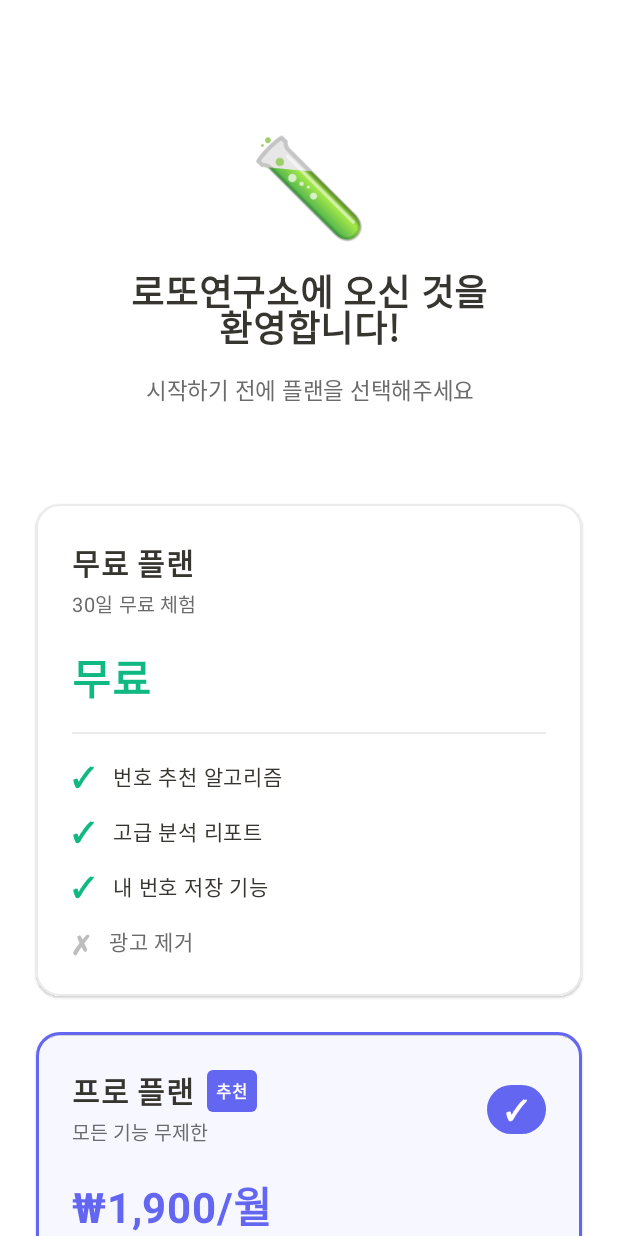
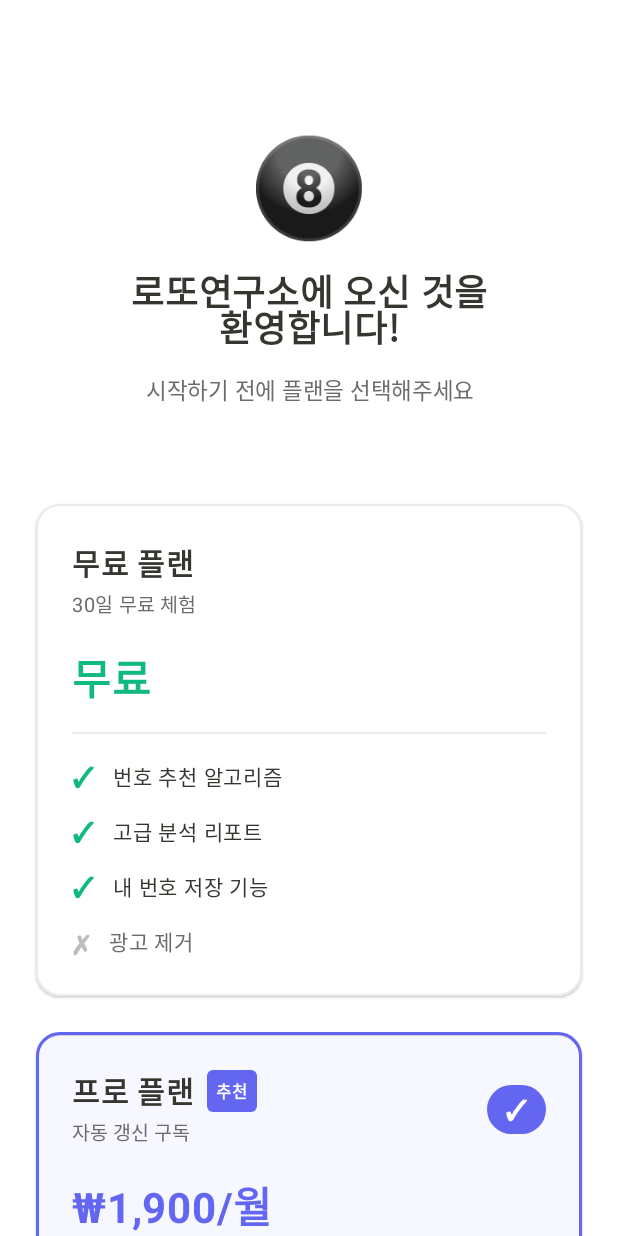
Before and after one commit to ddd418/lotto, an Android app built with Jetpack Compose: the PlanSelectionScreen screen opened through its navigation route, after a tap on "프로 플랜", on a phone screen of 412 x 824 dp. Run offline under Robolectric (Android 15) with nearby library versions, the phone set to English and light mode, and no system bars; libraries missing offline, so code that uses them is left out: com.android.billingclient, com.kakao.sdk; network calls fail; 2 statements that could not run were skipped.

Commit message:
google playstore developer

```diff
--- a/android-app/app/src/main/AndroidManifest.xml
+++ b/android-app/app/src/main/AndroidManifest.xml
@@ -19,10 +19,10 @@
             android:name="com.kakao.sdk.AppKey"
             android:value="6b46608ffd2d4f1d912db2ac6c7e9802" />
 
-        <!-- AdMob App ID -->
+        <!-- AdMob App ID (실제 프로덕션 ID) -->
         <meta-data
             android:name="com.google.android.gms.ads.APPLICATION_ID"
-            android:value="ca-app-pub-3940256099942544~3347511713" />
+            android:value="ca-app-pub-9417535388801609~5355016064" />
 
         <activity
             android:name=".MainActivity"
--- a/android-app/app/src/main/java/com/lotto/app/MainActivity.kt
+++ b/android-app/app/src/main/java/com/lotto/app/MainActivity.kt
@@ -1,5 +1,6 @@
 package com.lotto.app
 
+import android.app.Activity
 import android.content.Context
 import android.os.Bundle
 import androidx.activity.ComponentActivity
@@ -147,7 +148,7 @@ fun LottoApp(
     }
 
     // 체험 만료 시 강제 리다이렉트 (PRO 구독하지 않은 경우)
-    LaunchedEffect(subscriptionStatus.trialActive, subscriptionStatus.isPro, subscriptionStatus.trialDaysRemaining, isLoggedIn) {
+    LaunchedEffect(subscriptionStatus) {  // subscriptionStatus 전체를 key로 사용
         val currentRoute = navController.currentBackStackEntry?.destination?.route
 
         android.util.Log.d("MainActivity", """
@@ -157,20 +158,18 @@ fun LottoApp(
             - trialDaysRemaining: ${subscriptionStatus.trialDaysRemaining}
             - trialActive: ${subscriptionStatus.trialActive}
             - isPro: ${subscriptionStatus.isPro}
+            - hasAccess: ${subscriptionStatus.hasAccess}
         """.trimIndent())
 
-        // 로그인 상태이고, 체험 실제로 종료되었으며(0일 이하), PRO가 아니고, 현재 구독 화면이 아닐 때
-        // trialDaysRemaining != -1 체크로 서버 데이터 로드 확인 (-1은 초기값)
+        // hasAccess가 false면 즉시 차단 (서버가 판단한 접근 권한)
         if (isLoggedIn &&
-            subscriptionStatus.trialDaysRemaining != -1 &&  // 데이터 로드됨 (초기값 아님)
-            subscriptionStatus.trialDaysRemaining <= 0 &&   // 실제 만료 (0 이하, 음수 포함)
-            !subscriptionStatus.trialActive &&
-            !subscriptionStatus.isPro &&
+            !subscriptionStatus.hasAccess &&  // 서버가 접근 권한 없음으로 판단
+            subscriptionStatus.trialDaysRemaining != -1 &&  // 데이터 로드됨
             currentRoute != Screen.Subscription.route &&
             currentRoute != Screen.Login.route &&
             currentRoute != Screen.PlanSelection.route
         ) {
-            android.util.Log.d("MainActivity", "⏰ 체험 만료 (${subscriptionStatus.trialDaysRemaining}일) → 구독 화면으로 강제 이동")
+            android.util.Log.d("MainActivity", "🚨 접근 권한 없음 (hasAccess=false) → 구독 화면으로 강제 이동")
             navController.navigate(Screen.Subscription.route) {
                 popUpTo(0) { inclusive = true }
             }
@@ -236,11 +235,12 @@ fun LottoApp(
                     }
                 },
                 onProPlanSelected = {
-                    // 프로 플랜 선택 - 구독 화면으로 이동
-                    navController.navigate(Screen.Subscription.route) {
-                        popUpTo(Screen.PlanSelection.route) { inclusive = true }
-                    }
-                }
+                    // 프로 플랜 선택 - 바로 결제 시작
+                    subscriptionViewModel.startSubscription(context as Activity)
+                    // 결제 완료되면 자동으로 Main으로 이동 (SubscriptionViewModel에서 처리)
+                },
+                subscriptionViewModel = subscriptionViewModel,
+                activity = context as Activity
             )
         }
 
@@ -248,6 +248,7 @@ fun LottoApp(
         composable(Screen.Main.route) {
             MainScreen(
                 viewModel = viewModel,
+                subscriptionViewModel = subscriptionViewModel,
                 onNavigateToRecommend = {
                     navController.navigate(Screen.Recommend.route)
                 },
@@ -279,6 +280,7 @@ fun LottoApp(
             RecommendScreen(
                 viewModel = viewModel,
                 savedNumberViewModel = savedNumberViewModel,
+                subscriptionViewModel = subscriptionViewModel,
                 onNavigateBack = {
                     navController.popBackStack()
                 }
@@ -289,6 +291,7 @@ fun LottoApp(
         composable(Screen.Stats.route) {
             StatsScreen(
                 viewModel = viewModel,
+                subscriptionViewModel = subscriptionViewModel,
                 onNavigateBack = {
                     navController.popBackStack()
                 }
@@ -368,7 +371,8 @@ fun LottoApp(
             AnalysisDashboardScreen(
                 onNavigateBack = {
                     navController.popBackStack()
-                }
+                },
+                subscriptionViewModel = subscriptionViewModel
             )
         }
 
--- a/android-app/app/src/main/java/com/lotto/app/ui/screens/AnalysisDashboardScreen.kt
+++ b/android-app/app/src/main/java/com/lotto/app/ui/screens/AnalysisDashboardScreen.kt
@@ -20,8 +20,10 @@ import androidx.compose.ui.unit.dp
 import androidx.compose.ui.unit.sp
 import androidx.lifecycle.viewmodel.compose.viewModel
 import com.lotto.app.data.model.DashboardResponse
+import com.lotto.app.ui.components.BannerAdView
 import com.lotto.app.ui.viewmodel.DashboardUiState
 import com.lotto.app.ui.viewmodel.DashboardViewModel
+import com.lotto.app.viewmodel.SubscriptionViewModel
 import kotlin.math.roundToInt
 
 /**
@@ -31,6 +33,7 @@ import kotlin.math.roundToInt
 @Composable
 fun AnalysisDashboardScreen(
     onNavigateBack: () -> Unit,
+    subscriptionViewModel: SubscriptionViewModel,
     viewModel: DashboardViewModel = viewModel()
 ) {
     val uiState by viewModel.uiState.collectAsState()
--- a/android-app/app/src/main/java/com/lotto/app/ui/screens/MainScreen.kt
+++ b/android-app/app/src/main/java/com/lotto/app/ui/screens/MainScreen.kt
@@ -29,6 +29,7 @@ import com.lotto.app.viewmodel.UiState
 @Composable
 fun MainScreen(
     viewModel: LottoViewModel,
+    subscriptionViewModel: com.lotto.app.viewmodel.SubscriptionViewModel,
     onNavigateToRecommend: () -> Unit,
     onNavigateToStats: () -> Unit,
     onNavigateToSavedNumbers: () -> Unit,
@@ -39,6 +40,7 @@ fun MainScreen(
 ) {
     val latestDrawState by viewModel.latestDrawState.collectAsStateWithLifecycle()
     val isServerConnected by viewModel.isServerConnected.collectAsStateWithLifecycle()
+    val hasAccess by subscriptionViewModel.hasAccess.collectAsStateWithLifecycle()
 
     Box(
         modifier = Modifier
--- a/android-app/app/src/main/java/com/lotto/app/ui/screens/PlanSelectionScreen.kt
+++ b/android-app/app/src/main/java/com/lotto/app/ui/screens/PlanSelectionScreen.kt
@@ -1,5 +1,6 @@
 package com.lotto.app.ui.screens
 
+import android.app.Activity
 import androidx.compose.foundation.background
 import androidx.compose.foundation.border
 import androidx.compose.foundation.clickable
@@ -16,7 +17,9 @@ import androidx.compose.ui.text.font.FontWeight
 import androidx.compose.ui.text.style.TextAlign
 import androidx.compose.ui.unit.dp
 import androidx.compose.ui.unit.sp
+import androidx.lifecycle.compose.collectAsStateWithLifecycle
 import com.lotto.app.ui.theme.NotionColors
+import com.lotto.app.viewmodel.SubscriptionViewModel
 
 /**
  * 첫 가입자를 위한 플랜 선택 화면
@@ -24,9 +27,19 @@ import com.lotto.app.ui.theme.NotionColors
 @Composable
 fun PlanSelectionScreen(
     onFreePlanSelected: () -> Unit,
-    onProPlanSelected: () -> Unit
+    onProPlanSelected: () -> Unit,
+    subscriptionViewModel: SubscriptionViewModel,
+    activity: Activity
 ) {
     var selectedPlan by remember { mutableStateOf<String?>(null) }
+    val isProUser by subscriptionViewModel.isProUser.collectAsStateWithLifecycle()
+
+    // PRO 구독 완료 시 자동으로 메인으로 이동
+    LaunchedEffect(isProUser) {
+        if (isProUser) {
+            onFreePlanSelected() // 메인 화면으로 이동 (트라이얼은 서버에서 자동 처리)
+        }
+    }
 
     Box(
         modifier = Modifier
@@ -49,7 +62,7 @@ fun PlanSelectionScreen(
                 verticalArrangement = Arrangement.spacedBy(12.dp)
             ) {
                 Text(
-                    text = "🧪",
+                    text = "🎱",
                     fontSize = 64.sp
                 )
                 Text(
@@ -88,13 +101,14 @@ fun PlanSelectionScreen(
             // 프로 플랜 카드
             PlanCard(
                 title = "프로 플랜",
-                subtitle = "모든 기능 무제한",
+                subtitle = "자동 갱신 구독",
                 price = "₩1,900/월",
                 features = listOf(
                     "번호 추천 알고리즘" to true,
                     "고급 분석 리포트" to true,
                     "내 번호 저장 기능" to true,
-                    "광고 제거" to true
+                    "광고 없음" to true,
+                    "언제든지 취소 가능" to true
                 ),
                 isSelected = selectedPlan == "pro",
                 isPremium = true,
@@ -108,7 +122,10 @@ fun PlanSelectionScreen(
                 onClick = {
                     when (selectedPlan) {
                         "free" -> onFreePlanSelected()
-                        "pro" -> onProPlanSelected()
+                        "pro" -> {
+                            // 바로 Google Play 결제 시작
+                            subscriptionViewModel.startSubscription(activity)
+                        }
                     }
                 },
                 enabled = selectedPlan != null,
@@ -124,11 +141,22 @@ fun PlanSelectionScreen(
                 Text(
                     text = when (selectedPlan) {
                         "free" -> "30일 무료로 시작하기"
-                        "pro" -> "프로 플랜으로 시작하기"
+                        "pro" -> "₩1,900/월 구독하기"
                         else -> "플랜을 선택해주세요"
                     },
                     fontSize = 16.sp,
                     fontWeight = FontWeight.SemiBold
+                )
+            }
+
+            // 결제 안내 문구
+            if (selectedPlan == "pro") {
+                Text(
+                    text = "• Google Play를 통해 안전하게 결제됩니다\n• 매달 자동으로 갱신되며, 언제든지 취소 가능합니다",
+                    fontSize = 12.sp,
+                    color = NotionColors.TextSecondary,
+                    textAlign = TextAlign.Center,
+                    modifier = Modifier.padding(horizontal = 24.dp)
                 )
             }
 
--- a/android-app/app/src/main/java/com/lotto/app/ui/screens/RecommendScreen.kt
+++ b/android-app/app/src/main/java/com/lotto/app/ui/screens/RecommendScreen.kt
@@ -38,12 +38,14 @@ import com.lotto.app.viewmodel.UiState
 fun RecommendScreen(
     viewModel: LottoViewModel,
     savedNumberViewModel: com.lotto.app.viewmodel.SavedNumberViewModel,
+    subscriptionViewModel: com.lotto.app.viewmodel.SubscriptionViewModel,
     onNavigateBack: () -> Unit
 ) {
     val recommendState by viewModel.recommendState.collectAsStateWithLifecycle()
     val isLoading by savedNumberViewModel.isLoading.collectAsStateWithLifecycle()
     val successMessage by savedNumberViewModel.successMessage.collectAsStateWithLifecycle()
     val error by savedNumberViewModel.error.collectAsStateWithLifecycle()
+
     var numberOfSets by remember { mutableIntStateOf(5) }
     var selectedMode by remember { mutableStateOf("ai") }
 
--- a/android-app/app/src/main/java/com/lotto/app/ui/screens/StatsScreen.kt
+++ b/android-app/app/src/main/java/com/lotto/app/ui/screens/StatsScreen.kt
@@ -31,6 +31,7 @@ import com.lotto.app.viewmodel.UiState
 @Composable
 fun StatsScreen(
     viewModel: LottoViewModel,
+    subscriptionViewModel: com.lotto.app.viewmodel.SubscriptionViewModel,
     onNavigateBack: () -> Unit
 ) {
     val statsState by viewModel.statsState.collectAsStateWithLifecycle()
```
Also changed, not shown: android-app/app/src/main/java/com/lotto/app/ui/components/BannerAd.kt (+25 -1 lines), android-app/app/src/main/java/com/lotto/app/utils/AdStrategy.kt (added, +114 -0 lines), 2 other files.
